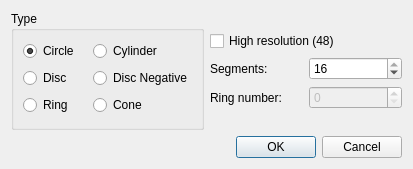
Qt form src/dialogs/generateprimitivedialog.ui (Symbian9/ldforge) before a commit.
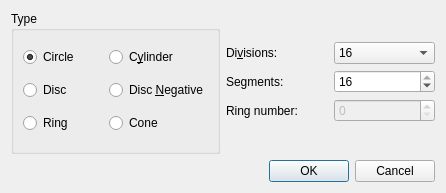
The same form after that commit.

```diff
--- a/src/dialogs/generateprimitivedialog.ui
+++ b/src/dialogs/generateprimitivedialog.ui
@@ -6,8 +6,8 @@
    <rect>
     <x>0</x>
     <y>0</y>
-    <width>413</width>
-    <height>169</height>
+    <width>446</width>
+    <height>193</height>
    </rect>
   </property>
   <property name="windowTitle">
@@ -46,7 +46,7 @@
           <item row="1" column="1">
            <widget class="QRadioButton" name="typeCylinder">
             <property name="text">
-             <string>Cylinder</string>
+             <string>C&amp;ylinder</string>
             </property>
            </widget>
           </item>
@@ -60,7 +60,7 @@
           <item row="2" column="1">
            <widget class="QRadioButton" name="typeDiscNegative">
             <property name="text">
-             <string>Disc Negative</string>
+             <string>Disc &amp;Negative</string>
             </property>
            </widget>
           </item>
@@ -98,30 +98,23 @@
          </property>
         </spacer>
        </item>
-       <item>
-        <widget class="QCheckBox" name="highResolution">
-         <property name="text">
-          <string>High resolution (48)</string>
-         </property>
-        </widget>
-       </item>
        <item>
         <layout class="QGridLayout" name="gridLayout_2">
-         <item row="0" column="0">
-          <widget class="QLabel" name="label">
-           <property name="text">
-            <string>Segments:</string>
+         <item row="2" column="1">
+          <widget class="QSpinBox" name="ringNumber">
+           <property name="enabled">
+            <bool>false</bool>
            </property>
           </widget>
          </item>
-         <item row="1" column="0">
+         <item row="2" column="0">
           <widget class="QLabel" name="label_2">
            <property name="text">
             <string>Ring number:</string>
            </property>
           </widget>
          </item>
-         <item row="0" column="1">
+         <item row="1" column="1">
           <widget class="QSpinBox" name="segments">
            <property name="minimum">
             <number>1</number>
@@ -134,10 +127,45 @@
            </property>
           </widget>
          </item>
-         <item row="1" column="1">
-          <widget class="QSpinBox" name="ringNumber">
-           <property name="enabled">
-            <bool>false</bool>
+         <item row="1" column="0">
+          <widget class="QLabel" name="label">
+           <property name="text">
+            <string>Segments:</string>
+           </property>
+           <property name="buddy">
+            <cstring>segments</cstring>
+           </property>
+          </widget>
+         </item>
+         <item row="0" column="1">
+          <widget class="QComboBox" name="divisions">
+           <property name="currentIndex">
+            <number>1</number>
+           </property>
+           <item>
+            <property name="text">
+             <string>8</string>
+            </property>
+           </item>
+           <item>
+            <property name="text">
+             <string>16</string>
+            </property>
+           </item>
+           <item>
+            <property name="text">
+             <string>48</string>
+            </property>
+           </item>
+          </widget>
+         </item>
+         <item row="0" column="0">
+          <widget class="QLabel" name="label_3">
+           <property name="text">
+            <string>Di&amp;visions:</string>
+           </property>
+           <property name="buddy">
+            <cstring>divisions</cstring>
            </property>
           </widget>
          </item>
```
Left out of the diff: 51 changed lines with no effect on the pictures.
